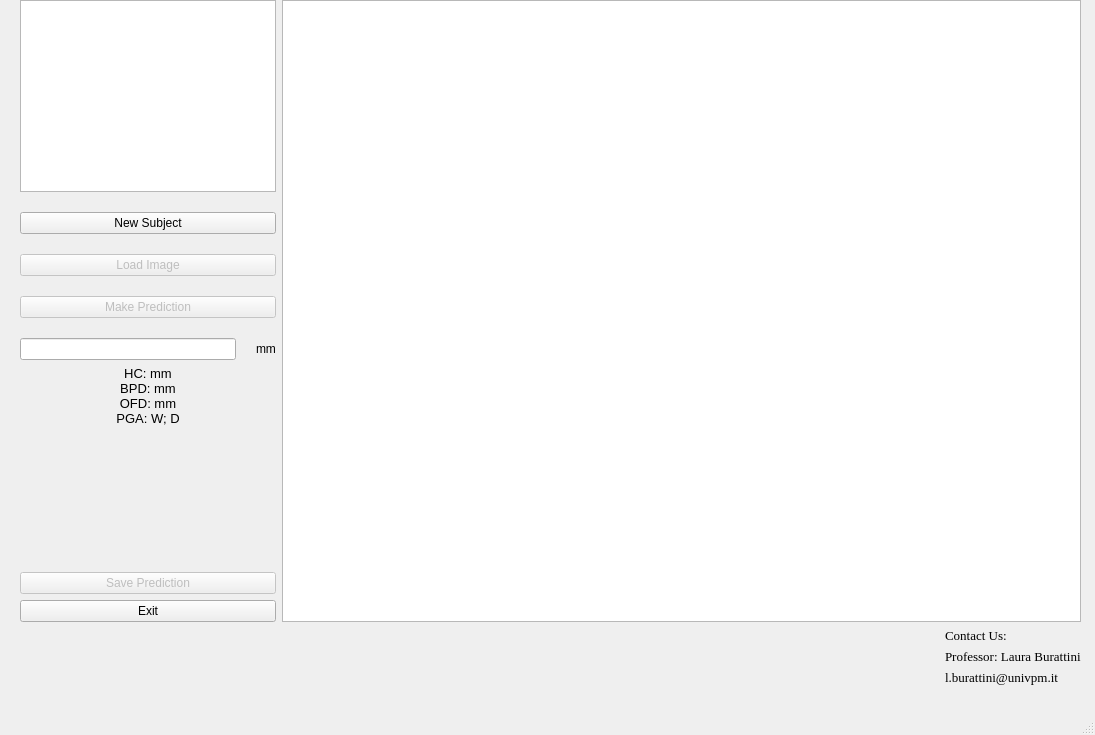
First picture: the form in form.ui, repository BME-Jafar/FetalBio-AI, before the edit.
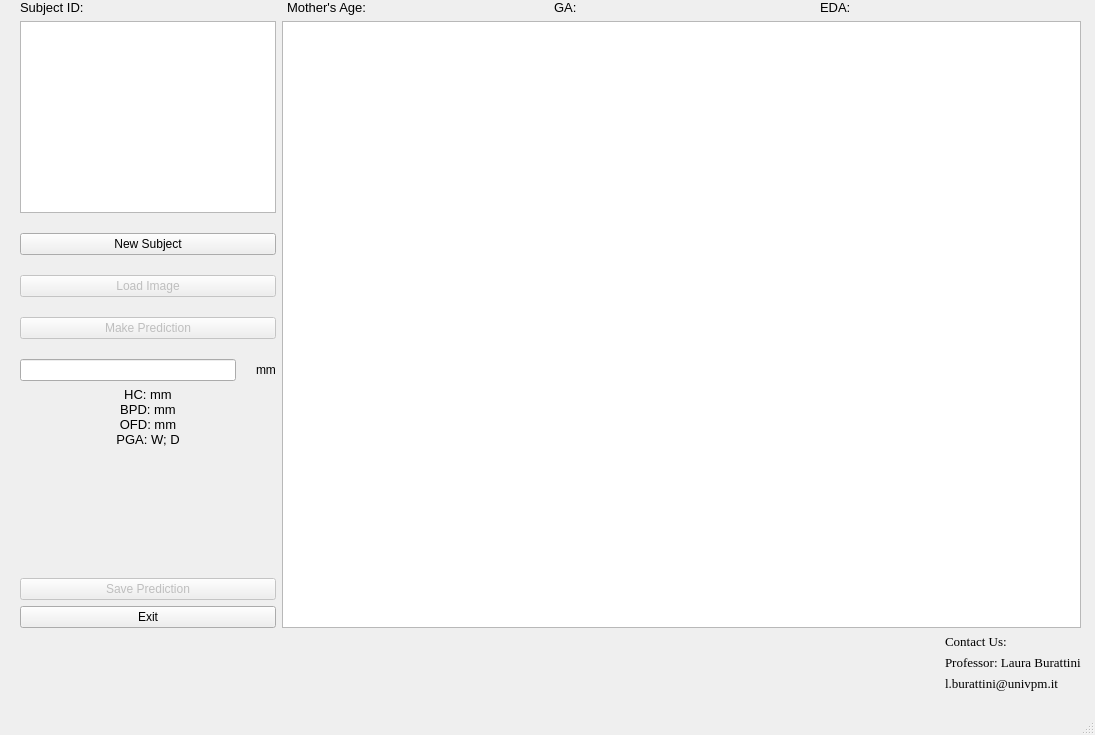
Second picture: the form after the edit.

What changed in the file:
```diff
--- a/form.ui
+++ b/form.ui
@@ -56,12 +56,61 @@
       <x>20</x>
       <y>0</y>
       <width>1061</width>
-      <height>685</height>
+      <height>691</height>
      </rect>
     </property>
     <layout class="QVBoxLayout" name="verticalLayout_2" stretch="0,1,0">
      <item>
-      <layout class="QHBoxLayout" name="PatientLayout"/>
+      <layout class="QHBoxLayout" name="PatientLayout">
+       <item>
+        <widget class="QLabel" name="IDtext">
+         <property name="font">
+          <font>
+           <pointsize>10</pointsize>
+          </font>
+         </property>
+         <property name="text">
+          <string>Subject ID:</string>
+         </property>
+        </widget>
+       </item>
+       <item>
+        <widget class="QLabel" name="MOTHERAGEtext">
+         <property name="font">
+          <font>
+           <pointsize>10</pointsize>
+          </font>
+         </property>
+         <property name="text">
+          <string>Mother's Age:</string>
+         </property>
+        </widget>
+       </item>
+       <item>
+        <widget class="QLabel" name="GAtext">
+         <property name="font">
+          <font>
+           <pointsize>10</pointsize>
+          </font>
+         </property>
+         <property name="text">
+          <string>GA:</string>
+         </property>
+        </widget>
+       </item>
+       <item>
+        <widget class="QLabel" name="EDAtext">
+         <property name="font">
+          <font>
+           <pointsize>10</pointsize>
+          </font>
+         </property>
+         <property name="text">
+          <string>EDA:</string>
+         </property>
+        </widget>
+       </item>
+      </layout>
      </item>
      <item>
       <layout class="QHBoxLayout" name="horizontalLayout" stretch="0,1">
```
